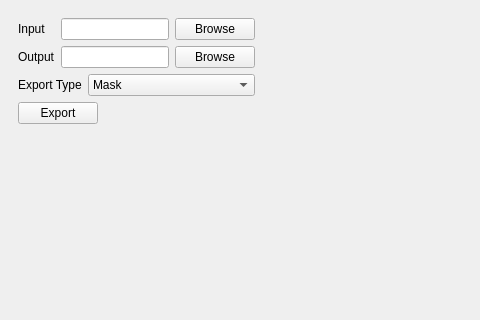
The window that forms/mainwindow.ui (MathieuMonfort/paper-mash) describes before a commit, drawn with Qt 5; both pictures show x 0 to 480 and y 0 to 320 of the 1280 by 720 pixel window.
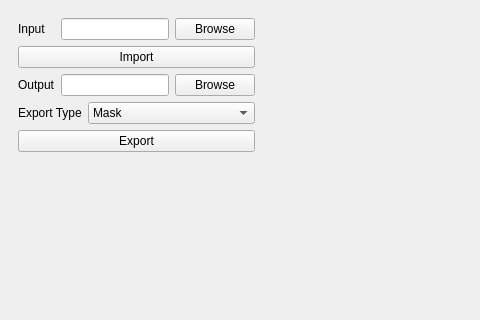
The same window after the commit.

Patch:
```diff
--- a/forms/mainwindow.ui
+++ b/forms/mainwindow.ui
@@ -73,6 +73,13 @@
          </item>
         </layout>
        </item>
+       <item>
+        <widget class="QPushButton" name="import_button">
+         <property name="text">
+          <string>Import</string>
+         </property>
+        </widget>
+       </item>
        <item>
         <layout class="QHBoxLayout" name="output_layout">
          <item>
@@ -138,7 +145,7 @@
        <item>
         <widget class="QPushButton" name="export_button">
          <property name="sizePolicy">
-          <sizepolicy hsizetype="Maximum" vsizetype="Fixed">
+          <sizepolicy hsizetype="Minimum" vsizetype="Fixed">
            <horstretch>0</horstretch>
            <verstretch>0</verstretch>
           </sizepolicy>
```
